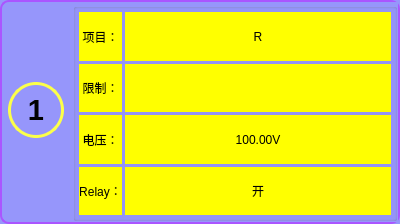
Before: the Qt Designer form UiFiles/clsHVChannelSettings.ui in caicaiking/WKELightWave, drawn with Qt 5.
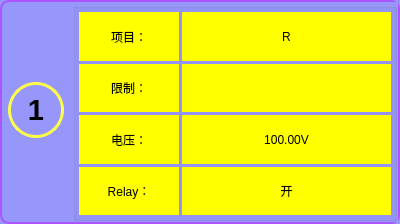
After: the same form once the commit is applied. The open tabs and pages were chosen to show the change. Icons and pictures are not drawn. Custom widgets are drawn as their Qt base class.

Commit message: 小的界面修改

What changed in the file:
```diff
--- a/UiFiles/clsHVChannelSettings.ui
+++ b/UiFiles/clsHVChannelSettings.ui
@@ -299,7 +299,7 @@
          <property name="title">
           <string/>
          </property>
-         <layout class="QGridLayout" name="gridLayout" columnstretch="0,1">
+         <layout class="QGridLayout" name="gridLayout" columnstretch="1,1">
           <property name="leftMargin">
            <number>3</number>
           </property>
```
Left out of the diff: 2 changed lines with no effect on the pictures. The commit also changes 1 other file.
